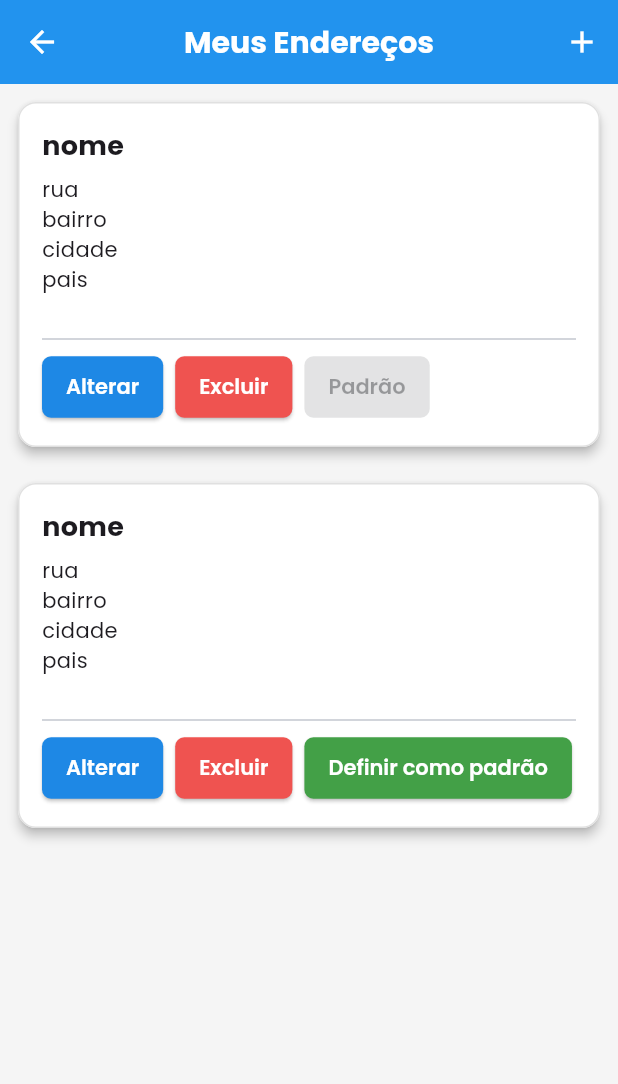
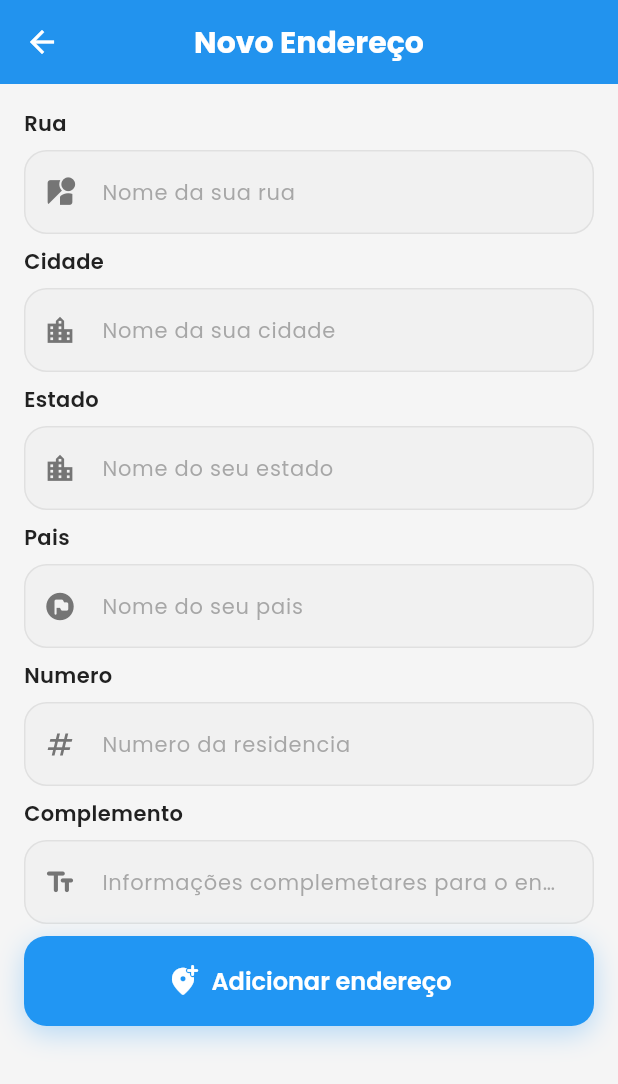
Before and after one commit to GOA03/DevShop, a Flutter app: the AddresScreen screen opened directly, after a tap on "Definir como padrão", after a tap on the "add" icon, on a phone screen of 412 x 824 dp. Shown: the top 1084 px of the screen. Run offline on Flutter 3.47's test engine with Material 3 defaults, Android fonts, the light colour scheme and no system bars; our stand-ins replace get, google_fonts, logger; missing offline and left inert: http_interceptor; statements that could not run were skipped.

Commit message:
Refatorando
Refatorando as paginas da home, destaques e mais. Criando os formulários para endereço, pagamento e favoritos

```diff
--- a/lib/models/product.dart
+++ b/lib/models/product.dart
@@ -13,6 +13,7 @@ class Product {
   RxBool isFavorite;
   final bool isOnSale;
   final int stock;
+  final bool isFeatured;
 
   Product({
     required this.id,
@@ -27,6 +28,7 @@ class Product {
     bool isFavorite = false,
     this.isOnSale = false,
     this.stock = 0,
+    this.isFeatured = false,
   }) : this.isFavorite = isFavorite.obs;
 
   double get discountPercentage {
@@ -49,6 +51,7 @@ class Product {
     bool? isFavorite,
     bool? isOnSale,
     int? stock,
+    bool? isFeatured,
   }) {
     return Product(
       id: id ?? this.id,
@@ -63,6 +66,7 @@ class Product {
       isFavorite: isFavorite ?? this.isFavorite.value,
       isOnSale: isOnSale ?? this.isOnSale,
       stock: stock ?? this.stock,
+      isFeatured: isFeatured ?? this.isFeatured,
     );
   }
 
@@ -80,6 +84,7 @@ class Product {
       'isFavorite': isFavorite.value,
       'isOnSale': isOnSale,
       'stock': stock,
+      'isFeatured': isFeatured,
     };
   }
 
@@ -98,6 +103,7 @@ class Product {
           : false.obs,
 
       isOnSale = json['isOnSale'] ?? false,
+      isFeatured = json['isFeatured'] ?? false,
       stock = json['stock'] ?? 0;
 }
 
--- /dev/null
+++ b/lib/views/forms/addres_form.dart
@@ -0,0 +1,81 @@
+import 'package:dev_shop/core/constants/colors.dart';
+import 'package:dev_shop/widgets/custom_button.dart';
+import 'package:dev_shop/widgets/custom_text_field.dart';
+import 'package:flutter/material.dart';
+import 'package:google_fonts/google_fonts.dart';
+
+class AddresForm extends StatefulWidget {
+  const AddresForm({super.key});
+
+  @override
+  State<AddresForm> createState() => _AddresFormState();
+}
+
+class _AddresFormState extends State<AddresForm> {
+  final _textXontroller = TextEditingController();
+  @override
+  Widget build(BuildContext context) {
+    return Scaffold(
+      backgroundColor: AppColors.background,
+      appBar: AppBar(
+        title: Text(
+          'Novo Endereço',
+          style: GoogleFonts.poppins(
+            fontWeight: FontWeight.bold,
+            color: Colors.white,
+          ),
+        ),
+        backgroundColor: AppColors.primary,
+        iconTheme: const IconThemeData(color: Colors.white),
+        elevation: 1,
+      ),
+      body: ListView(
+        padding: const EdgeInsets.all(16.0),
+        children: [
+          CustomTextField(
+            label: "Rua",
+            hint: "Nome da sua rua",
+            prefixIcon: Icons.streetview_outlined,
+            controller: _textXontroller,
+          ),
+          CustomTextField(
+            label: "Cidade",
+            hint: "Nome da sua cidade",
+            prefixIcon: Icons.location_city,
+            controller: _textXontroller,
+          ),
+          CustomTextField(
+            label: "Estado",
+            hint: "Nome do seu estado",
+            prefixIcon: Icons.location_city,
+            controller: _textXontroller,
+          ),
+          CustomTextField(
+            label: "Pais",
+            hint: "Nome do seu pais",
+            prefixIcon: Icons.flag_circle_rounded,
+            controller: _textXontroller,
+          ),
+          CustomTextField(
+            label: "Numero",
+            hint: "Numero da residencia",
+            prefixIcon: Icons.numbers,
+            controller: _textXontroller,
+          ),
+          CustomTextField(
+            label: "Complemento",
+            hint: "Informações complemetares para o endereço",
+            prefixIcon: Icons.text_fields_rounded,
+            controller: _textXontroller,
+          ),
+          CustomButton(
+            text: 'Adicionar endereço',
+            onPressed: () {},
+            icon: Icons.add_location_alt_rounded,
+            height: 60,
+          ),
+        ],
+      ),
+    );
+  }
+}
--- a/lib/views/profile/addres_screen.dart
+++ b/lib/views/profile/addres_screen.dart
@@ -1,10 +1,64 @@
 import 'package:dev_shop/core/constants/colors.dart';
-import 'package:dev_shop/widgets/addres/addres.dart';
+import 'package:dev_shop/models/addres.dart';
+import 'package:dev_shop/views/forms/addres_form.dart';
+import 'package:dev_shop/widgets/addres/addres_wiget.dart';
 import 'package:flutter/material.dart';
 import 'package:google_fonts/google_fonts.dart';
 
-class AddresScreen extends StatelessWidget {
+class AddresScreen extends StatefulWidget {
   const AddresScreen({super.key});
+
+  @override
+  State<AddresScreen> createState() => _AddresScreenState();
+}
+
+class _AddresScreenState extends State<AddresScreen> {
+  late List<Addres> addresses;
+
+  @override
+  void initState() {
+    super.initState();
+    addresses = [
+      Addres(
+        street: "rua",
+        city: "cidade",
+        state: "state",
+        contry: "pais",
+        number: "123",
+        name: "nome 1",
+        userId: "nfiowenf",
+        isDefault: true,
+      ),
+      Addres(
+        street: "aaaa",
+        city: "cidade",
+        state: "state",
+        number: "123",
+        contry: "pais",
+        name: "nome 2",
+        userId: "nfiowenf",
+        isDefault: false,
+      ),
+      Addres(
+        street: "bbbb",
+        city: "cidade",
+        state: "state",
+        number: "456",
+        contry: "pais",
+        name: "nome 3",
+        userId: "nfiowenf",
+        isDefault: false,
+      ),
+    ];
+  }
+
+  void setDefaultAddress(Addres selected) {
+    setState(() {
+      for (var addr in addresses) {
+        addr.isDefault = addr == selected;
+      }
+    });
+  }
 
   @override
   Widget build(BuildContext context) {
@@ -25,31 +79,28 @@ class AddresScreen extends StatelessWidget {
           IconButton(
             icon: const Icon(Icons.add),
             onPressed: () {
-              // Ação para adicionar novo endereço
+              Navigator.push(
+                context,
+                MaterialPageRoute(
+                  builder: (context) {
+                    return const AddresForm();
+                  },
+                ),
+              );
             },
           ),
         ],
       ),
-      body: ListView(
+      body: ListView.builder(
         padding: const EdgeInsets.only(bottom: 90.0),
-        children: [
-          Addres(
-            nome: "nome",
-            rua: "rua",
-            bairro: "bairro",
-            cidade: "cidade",
-            pais: "pais",
-            isDefault: false,
-          ),
-          Addres(
-            nome: "nome",
-            rua: "rua",
-            bairro: "bairro",
-            cidade: "cidade",
-            pais: "pais",
-            isDefault: false,
-          ),
-        ],
+        itemCount: addresses.length,
+        itemBuilder: (context, index) {
+          final addr = addresses[index];
+          return AddresWiget(
+            address: addr,
+            onSetDefault: () => setDefaultAddress(addr),
+          );
+        },
       ),
     );
   }
--- a/lib/widgets/addres/addres.dart
+++ b/lib/widgets/addres/addres_wiget.dart
@@ -1,37 +1,21 @@
-import 'package:flutter/cupertino.dart';
+import 'package:dev_shop/models/addres.dart';
 import 'package:flutter/material.dart';
 
-class Addres extends StatefulWidget {
-  const Addres({
+class AddresWiget extends StatefulWidget {
+  const AddresWiget({
     super.key,
-    required this.nome,
-    required this.rua,
-    required this.bairro,
-    required this.cidade,
-    required this.pais,
-    this.isDefault = false, // parâmetro opcional para indicar se é padrão
+    required this.address,
+    required this.onSetDefault,
   });
 
-  final String nome;
-  final String rua;
-  final String bairro;
-  final String cidade;
-  final String pais;
-  final bool isDefault;
+  final Addres address;
+  final VoidCallback onSetDefault;
 
   @override
-  State<Addres> createState() => _AddresState();
+  State<AddresWiget> createState() => _AddresState();
 }
 
-class _AddresState extends State<Addres> {
-  late bool _isDefault;
-
-  @override
-  void initState() {
-    super.initState();
-    _isDefault = widget.isDefault; // inicializa o estado
-  }
-
+class _AddresState extends State<AddresWiget> {
   @override
   Widget build(BuildContext context) {
     final isWide = MediaQuery.of(context).size.width > 600;
@@ -53,7 +37,7 @@ class _AddresState extends State<Addres> {
               children: [
                 // Nome
                 Text(
-                  widget.nome,
+                  widget.address.name,
                   style: const TextStyle(
                     fontWeight: FontWeight.bold,
                     fontSize: 18,
@@ -62,16 +46,16 @@ class _AddresState extends State<Addres> {
                 const SizedBox(height: 6),
 
                 // Endereço
-                Text(widget.rua),
-                Text(widget.bairro),
-                Text(widget.cidade),
-                Text(widget.pais),
-                const SizedBox(height: 6),
+                Text(widget.address.street),
+                Text(widget.address.city),
+                Text(widget.address.state),
+                Text(widget.address.contry),
+                Text(widget.address.number),
 
                 const SizedBox(height: 16),
                 const Divider(),
 
-                // Botões de ação
+                // Botões
                 Wrap(
                   spacing: 8,
                   runSpacing: 8,
@@ -80,23 +64,27 @@ class _AddresState extends State<Addres> {
                     _buildActionButton(
                       label: "Alterar",
                       color: Colors.blue.shade600,
-                      onPressed: () {},
+                      onPressed: () {
+                        // ação de editar
+                      },
                     ),
                     _buildActionButton(
                       label: "Excluir",
                       color: Colors.red.shade400,
-                      onPressed: () {},
+                      onPressed: () {
+                        // ação de excluir
+                      },
                     ),
                     _buildActionButton(
-                      label: _isDefault ? "Padrão" : "Definir como padrão",
-                      color: _isDefault ? Colors.grey : Colors.green.shade600,
-                      onPressed: _isDefault
+                      label: widget.address.isDefault
+                          ? "Padrão"
+                          : "Definir como padrão",
+                      color: widget.address.isDefault
+                          ? Colors.grey
+                          : Colors.green.shade600,
+                      onPressed: widget.address.isDefault
                           ? null
-                          : () {
-                              setState(() {
-                                _isDefault = true;
-                              });
-                            },
+                          : widget.onSetDefault,
                     ),
                   ],
                 ),
--- a/lib/widgets/custom_text_field.dart
+++ b/lib/widgets/custom_text_field.dart
@@ -34,7 +34,9 @@ class _CustomTextFieldState extends State<CustomTextField> {
 
   @override
   Widget build(BuildContext context) {
-    return Column(
+    return Padding(
+      padding: const EdgeInsets.only(bottom: 8.0),
+      child: Column(
         crossAxisAlignment: CrossAxisAlignment.start,
         children: [
           Text(
@@ -70,13 +72,17 @@ class _CustomTextFieldState extends State<CustomTextField> {
                 ),
                 prefixIcon: Icon(
                   widget.prefixIcon,
-                color: _isFocused ? AppColors.primary : AppColors.textSecondary,
+                  color: _isFocused
+                      ? AppColors.primary
+                      : AppColors.textSecondary,
                   size: 22,
                 ),
                 suffixIcon: widget.isPassword
                     ? IconButton(
                         icon: Icon(
-                        _obscureText ? Icons.visibility_off : Icons.visibility,
+                          _obscureText
+                              ? Icons.visibility_off
+                              : Icons.visibility,
                           color: AppColors.textSecondary,
                           size: 22,
                         ),
@@ -131,6 +137,7 @@ class _CustomTextFieldState extends State<CustomTextField> {
             ),
           ),
         ],
+      ),
     );
   }
 }
```
Also changed, not shown: lib/controllers/api/api_controller.dart (added, +9 -0 lines), lib/controllers/product_controller.dart (+10 -9 lines), lib/models/addres.dart (added, +47 -0 lines), lib/views/auth/login_screen.dart (+28 -40 lines), lib/views/home/home_screen.dart (+8 -4 lines), lib/controllers/addres_controller.dart (added), lib/controllers/user_controller.dart (added), lib/views/forms/paymants_form.dart (added), 1 other file. Lines whose indentation alone changed are shown as unchanged.
